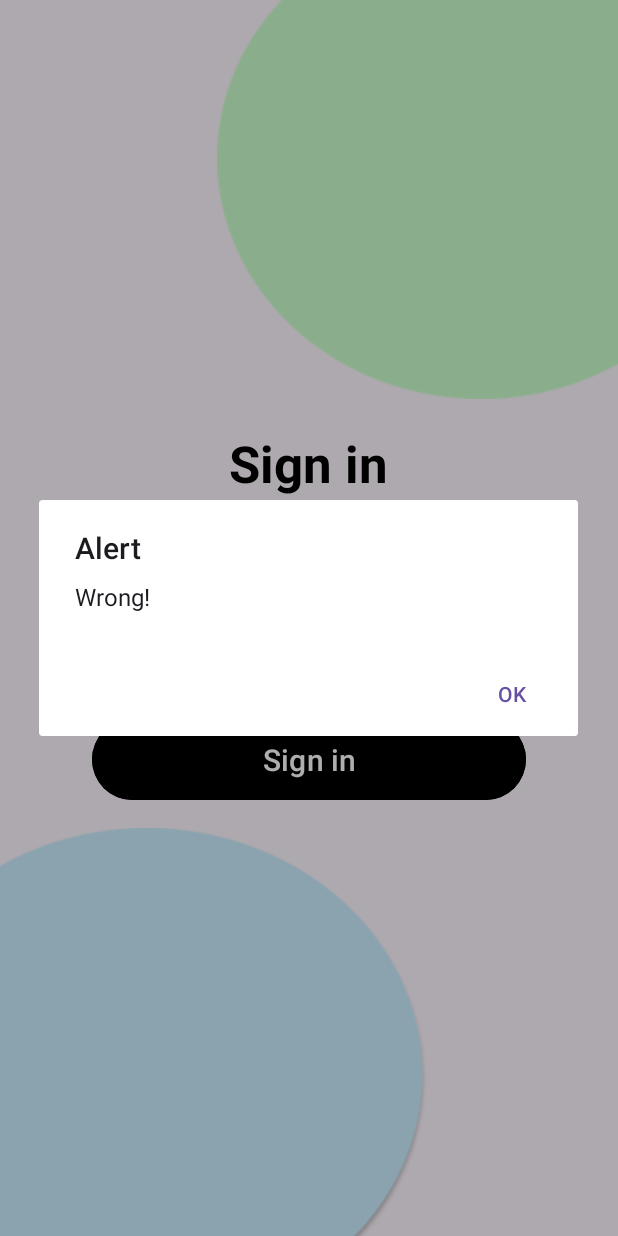
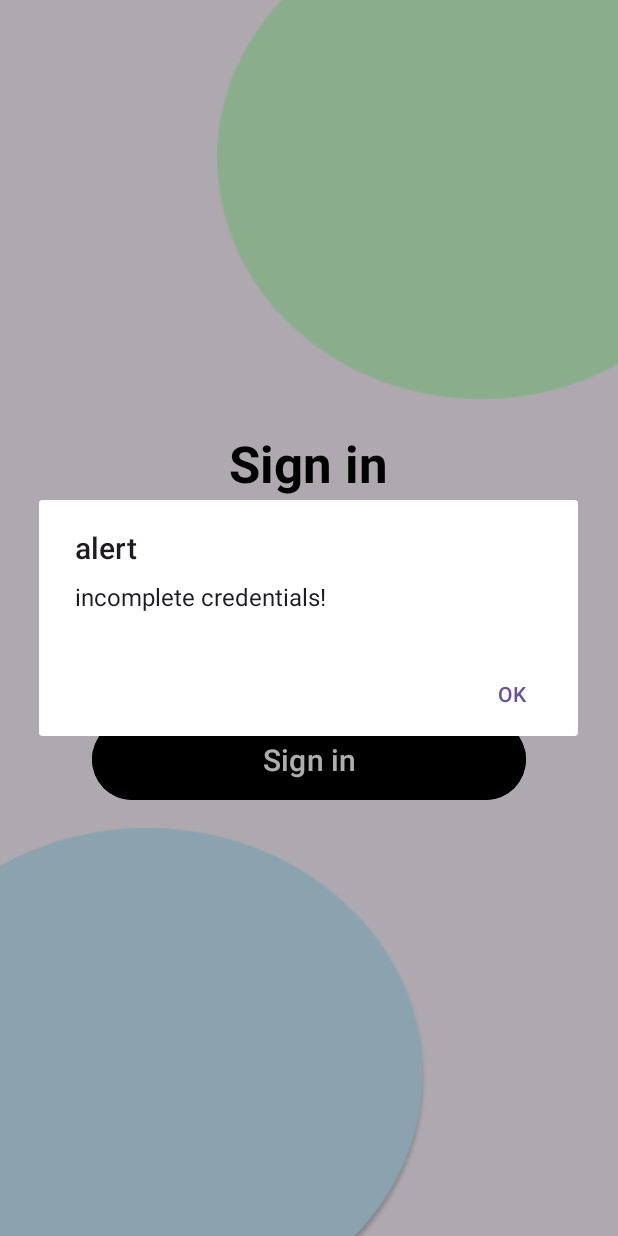
Before and after one commit to Leian23/GeoDes---Mobile, an Android app: the useraccessActivity screen opened directly, with no data from a screen before it, after a tap on "Sign in", on a phone screen of 412 x 824 dp. Run offline under Robolectric (Android 15) with nearby library versions, the phone set to English and light mode, and no system bars.

Commit message:
creating functions of textboxes

```diff
--- a/app/src/main/java/com/example/geodes_mobile/useraccessActivity.java
+++ b/app/src/main/java/com/example/geodes_mobile/useraccessActivity.java
@@ -38,9 +38,13 @@ public class useraccessActivity extends AppCompatActivity {
         getbtnSign.setOnClickListener(new View.OnClickListener() {
             @Override
             public void onClick(View view) {
-                if (userName == "admin" && userPass == "1234")
+                if (userName.equalsIgnoreCase("admin") && userPass.equals("1234"))
                 {
                     showMessage("Alert", "Correct! ");
+                }
+                else if (userName.equalsIgnoreCase("") || userPass.equals(""))
+                {
+                    showMessage("alert","incomplete credentials! ");
                 }
                 else
                 {
```
